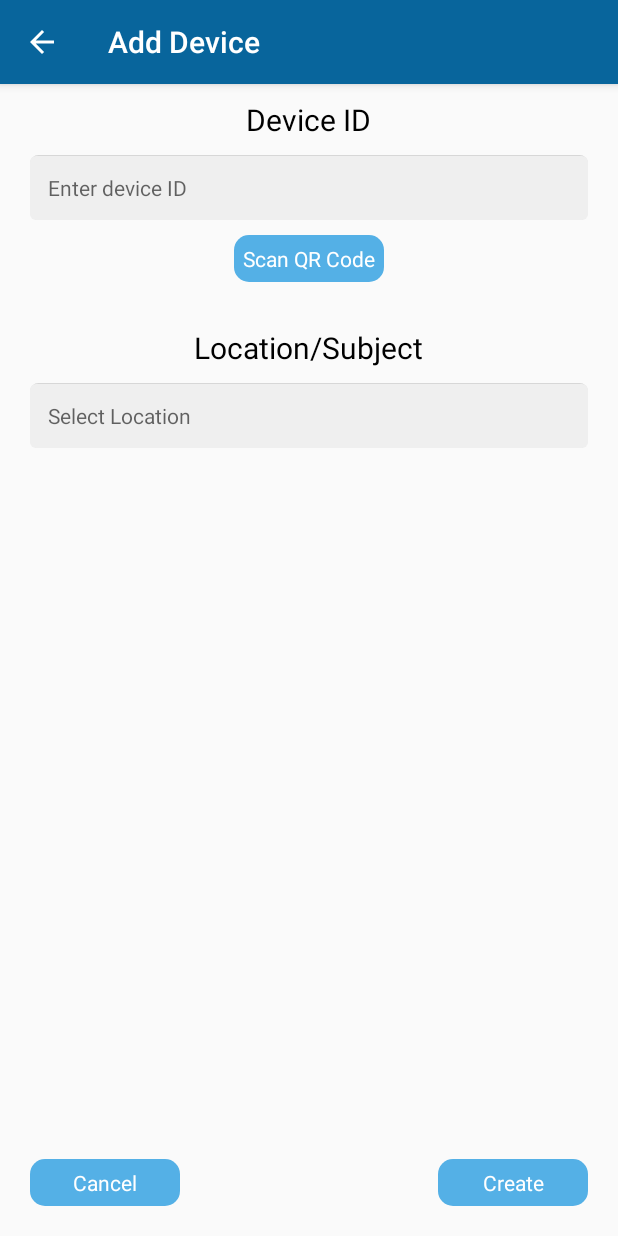
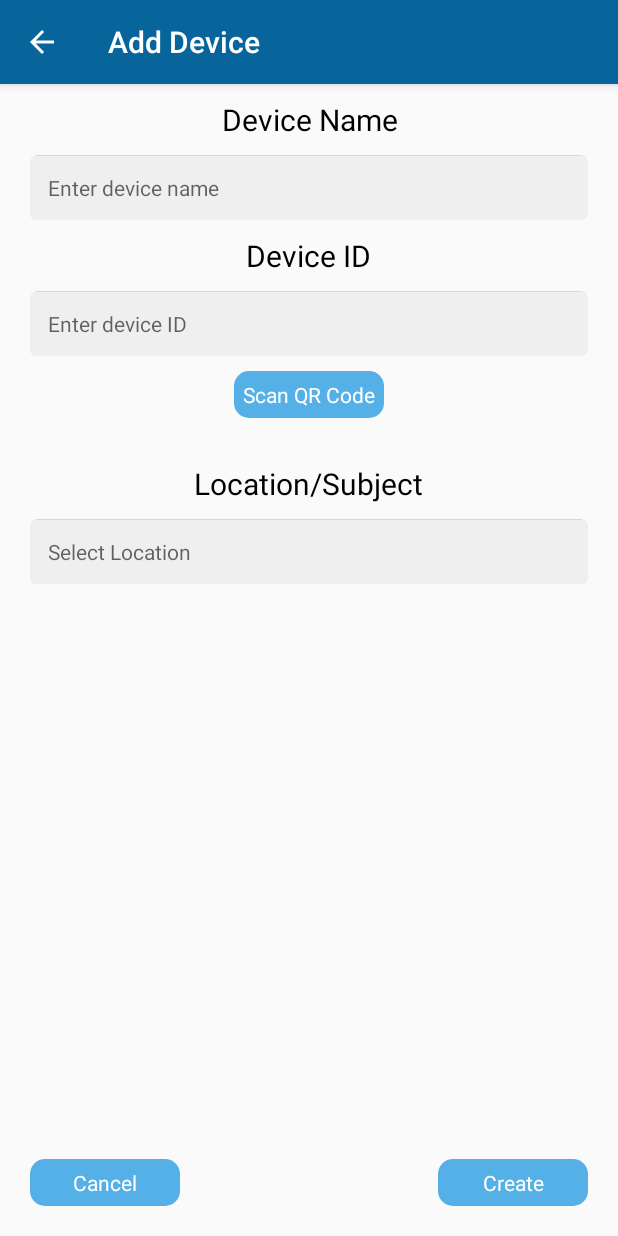
Before and after one commit to xuanphu262/FeedbackSystem, an Android app: the AddDeviceActivity screen opened directly, with no data from a screen before it, on a phone screen of 412 x 824 dp. Run offline under Robolectric (Android 15) with nearby library versions, the phone set to English and light mode, and no system bars; our stand-ins replace EventBus.

Commit message:
Update add device page.

```diff
--- a/FeedbackSystemApp/app/src/main/java/android/mobile/feedbacksystem/common/AppConstant.java
+++ b/FeedbackSystemApp/app/src/main/java/android/mobile/feedbacksystem/common/AppConstant.java
@@ -6,4 +6,8 @@ package android.mobile.feedbacksystem.common;
 
 public class AppConstant {
     public static final int RQ_SELECT_LOCATION = 1;
+    public static final int RQ_SCAN_QR_CODE = 2;
+    public static final String RESULT_DEVICE_ID = "device_id";
+    public static final String RESULT_LOCATION_ID = "location_id";
+    public static final String RESULT_LOCATION_NAME = "location_name";
 }
--- a/FeedbackSystemApp/app/src/main/java/android/mobile/feedbacksystem/common/DataHelper.java
+++ b/FeedbackSystemApp/app/src/main/java/android/mobile/feedbacksystem/common/DataHelper.java
@@ -134,4 +134,8 @@ public class DataHelper {
     public static void addLocation(LocationModel locationModel) {
         locationList.add(locationModel);
     }
+
+    public static void addDevice(DeviceModel device) {
+        deviceModelList.add(device);
+    }
 }
--- a/FeedbackSystemApp/app/src/main/java/android/mobile/feedbacksystem/ui/admin/AddDeviceActivity.java
+++ b/FeedbackSystemApp/app/src/main/java/android/mobile/feedbacksystem/ui/admin/AddDeviceActivity.java
@@ -3,19 +3,39 @@ package android.mobile.feedbacksystem.ui.admin;
 import android.content.Intent;
 import android.mobile.feedbacksystem.R;
 import android.mobile.feedbacksystem.common.AppConstant;
+import android.mobile.feedbacksystem.common.DataHelper;
+import android.mobile.feedbacksystem.common.model.DeviceModel;
+import android.mobile.feedbacksystem.ui.admin.event.UpdateEvent;
 import android.mobile.feedbacksystem.ui.qr.ScanQRCodeActivity;
 import android.os.Bundle;
 import android.support.v7.app.AppCompatActivity;
 import android.view.View;
+import android.widget.EditText;
+import android.widget.TextView;
+import android.widget.Toast;
+
+import org.greenrobot.eventbus.EventBus;
+
+import java.util.Calendar;
 
 public class AddDeviceActivity extends AppCompatActivity implements View.OnClickListener {
+    EditText mEdtDeviceId;
+    EditText mEdtDeviceName;
+    TextView mTvLocation;
+    private String mLocationID;
+
     @Override
     protected void onCreate(Bundle savedInstanceState) {
         super.onCreate(savedInstanceState);
         setContentView(R.layout.activity_add_device);
         findViewById(R.id.btn_cancel).setOnClickListener(this);
         findViewById(R.id.btn_scanQrCode).setOnClickListener(this);
-        findViewById(R.id.btn_selectLocation).setOnClickListener(this);
+        mTvLocation = (TextView) findViewById(R.id.tv_selectLocation);
+        mTvLocation.setOnClickListener(this);
+        findViewById(R.id.btn_create).setOnClickListener(this);
+
+        mEdtDeviceId = (EditText) findViewById(R.id.edt_id);
+        mEdtDeviceName = (EditText) findViewById(R.id.edt_deviceName);
     }
 
     @Override
@@ -26,11 +46,26 @@ public class AddDeviceActivity extends AppCompatActivity implements View.OnClick
                 break;
             case R.id.btn_scanQrCode:
                 Intent scanIntent = new Intent(AddDeviceActivity.this, ScanQRCodeActivity.class);
-                startActivity(scanIntent);
+                startActivityForResult(scanIntent, AppConstant.RQ_SCAN_QR_CODE);
                 break;
-            case R.id.btn_selectLocation:
+            case R.id.tv_selectLocation:
                 Intent selectLocation = new Intent(AddDeviceActivity.this, SelectLocationActivity.class);
                 startActivityForResult(selectLocation, AppConstant.RQ_SELECT_LOCATION);
+                break;
+            case R.id.btn_create:
+                if (mEdtDeviceId.getText().toString().isEmpty()
+                        || mTvLocation.getText().toString().isEmpty()
+                        || mEdtDeviceName.getText().toString().isEmpty()) {
+                    Toast.makeText(this, "Input data error!", Toast.LENGTH_SHORT).show();
+                    return;
+                }
+
+                String exampleId = "abcdef"; //TODO em không biết tạo id chỗ này
+                DataHelper.addDevice(new DeviceModel(exampleId, mEdtDeviceName.getText().toString(),
+                        mEdtDeviceId.getText().toString(),
+                        Calendar.getInstance().getTime(), mTvLocation.getText().toString()));
+                EventBus.getDefault().post(UpdateEvent.DEVICE);
+                finish();
                 break;
         }
     }
@@ -38,5 +73,16 @@ public class AddDeviceActivity extends AppCompatActivity implements View.OnClick
     @Override
     protected void onActivityResult(int requestCode, int resultCode, Intent data) {
         super.onActivityResult(requestCode, resultCode, data);
+        if (resultCode == RESULT_OK) {
+            switch (requestCode) {
+                case AppConstant.RQ_SCAN_QR_CODE:
+                    mEdtDeviceId.setText(data.getCharSequenceExtra(AppConstant.RESULT_DEVICE_ID));
+                    break;
+                case AppConstant.RQ_SELECT_LOCATION:
+                    mTvLocation.setText(data.getCharSequenceExtra(AppConstant.RESULT_LOCATION_NAME));
+                    mLocationID = data.getCharSequenceExtra(AppConstant.RESULT_LOCATION_ID).toString();
+                    break;
+            }
+        }
     }
 }
--- a/FeedbackSystemApp/app/src/main/res/layout/activity_add_device.xml
+++ b/FeedbackSystemApp/app/src/main/res/layout/activity_add_device.xml
@@ -7,6 +7,29 @@
         android:layout_width="match_parent"
         android:layout_height="wrap_content"
         android:orientation="vertical">
+
+        <TextView
+            android:layout_width="wrap_content"
+            android:layout_height="wrap_content"
+            android:layout_gravity="center_horizontal"
+            android:layout_marginTop="10dp"
+            android:gravity="center"
+            android:text="@string/device_name"
+            android:textColor="@color/black"
+            android:textSize="20sp" />
+
+        <EditText
+            android:id="@+id/edt_deviceName"
+            android:layout_width="match_parent"
+            android:layout_height="wrap_content"
+            android:layout_marginLeft="20dp"
+            android:layout_marginRight="20dp"
+            android:layout_marginTop="10dp"
+            android:background="@drawable/bg_edittext"
+            android:hint="@string/hint_enter_device_name"
+            android:maxLines="1"
+            android:padding="12dp"
+            android:textSize="14sp" />
 
         <TextView
             android:layout_width="wrap_content"
@@ -55,7 +78,7 @@
             android:textSize="20sp" />
 
         <TextView
-            android:id="@+id/btn_selectLocation"
+            android:id="@+id/tv_selectLocation"
             android:layout_width="match_parent"
             android:layout_height="wrap_content"
             android:layout_marginLeft="20dp"
--- a/FeedbackSystemApp/app/src/main/res/values/strings.xml
+++ b/FeedbackSystemApp/app/src/main/res/values/strings.xml
@@ -43,4 +43,6 @@
     <string name="end_day">End Day</string>
     <string name="hint_select_end_day">Select End Day</string>
     <string name="report">Report</string>
+    <string name="device_name">Device Name</string>
+    <string name="hint_enter_device_name">Enter device name</string>
 </resources>
```
Also changed, not shown: FeedbackSystemApp/app/src/main/AndroidManifest.xml (+4 -6 lines), FeedbackSystemApp/app/src/main/java/android/mobile/feedbacksystem/ui/qr/ScanQRCodeActivity.java (+7 -2 lines).
